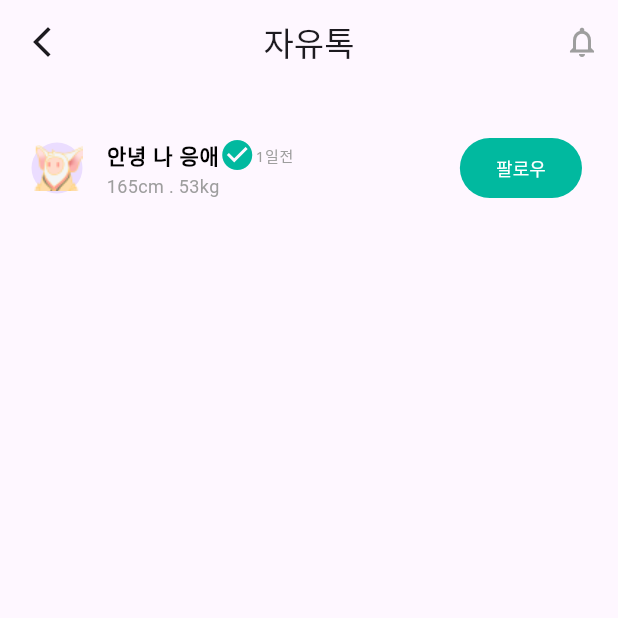
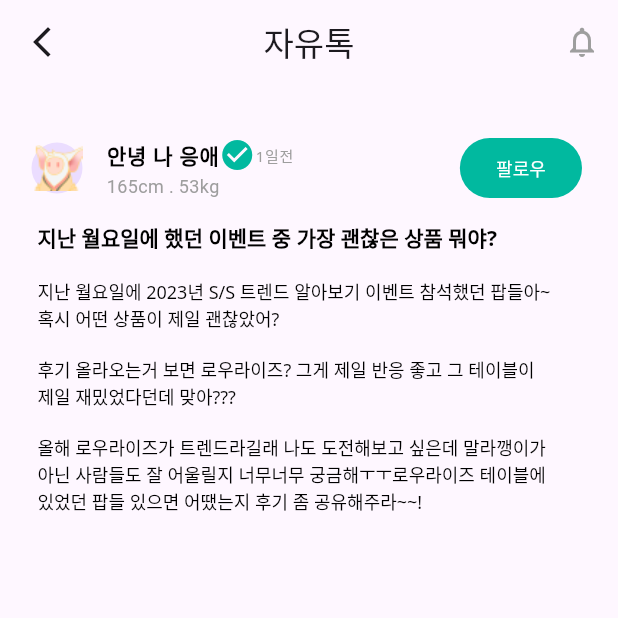
Before and after one commit to Jashwanth-Gowda-R/Hyperhire-assignment, a Flutter app: the screen it shows after launch, on a phone screen of 412 x 824 dp, the top half of it. Run offline on Flutter 3.47's test engine with Material 2 defaults, Android fonts, the phone set to English and light mode, and no system bars; Roboto replaces fonts that are missing (Noto Sans).

Commit message:
added details in post

```diff
--- a/lib/features/posts/pages/post_details_page.dart
+++ b/lib/features/posts/pages/post_details_page.dart
@@ -10,6 +10,15 @@ class PostDetailsPage extends StatefulWidget {
 }
 
 class _PostDetailsPageState extends State<PostDetailsPage> {
+  final String details = '''\n지난 월요일에 2023년 S/S 트렌드 알아보기 이벤트 참석했던 팝들아~
+혹시 어떤 상품이 제일 괜찮았어?
+
+후기 올라오는거 보면 로우라이즈? 그게 제일 반응 좋고 그 테이블이
+제일 재밌었다던데 맞아???
+
+올해 로우라이즈가 트렌드라길래 나도 도전해보고 싶은데 말라깽이가
+아닌 사람들도 잘 어울릴지 너무너무 궁금해ㅜㅜ로우라이즈 테이블에
+있었던 팝들 있으면 어땠는지 후기 좀 공유해주라~~! ''';
   @override
   Widget build(BuildContext context) {
     return Scaffold(
@@ -33,6 +42,9 @@ class _PostDetailsPageState extends State<PostDetailsPage> {
       body: Container(
         padding: const EdgeInsets.only(
           top: 20,
+          right: 0,
+          left: 0,
+          bottom: 0,
         ),
         child: Column(
           children: [
@@ -49,7 +61,35 @@ class _PostDetailsPageState extends State<PostDetailsPage> {
                 btntitle: "팔로우",
               ),
             ),
-
+            Container(
+              alignment: Alignment.topLeft,
+              padding: const EdgeInsets.only(
+                left: 25,
+                right: 20,
+              ),
+              child: RichText(
+                text: TextSpan(
+                  text: '지난 월요일에 했던 이벤트 중 가장 괜찮은 상품 뭐야?\n',
+                  style: const TextStyle(
+                    color: Colors.black,
+                    fontWeight: FontWeight.w700,
+                    fontSize: 14,
+                    fontFamily: 'Noto Sans',
+                  ),
+                  children: [
+                    TextSpan(
+                      text: details,
+                      style: const TextStyle(
+                        color: Colors.black,
+                        fontWeight: FontWeight.w500,
+                        fontSize: 12,
+                        fontFamily: 'Noto Sans',
+                      ),
+                    ),
+                  ],
+                ),
+              ),
+            )
           ],
         ),
       ),
```
